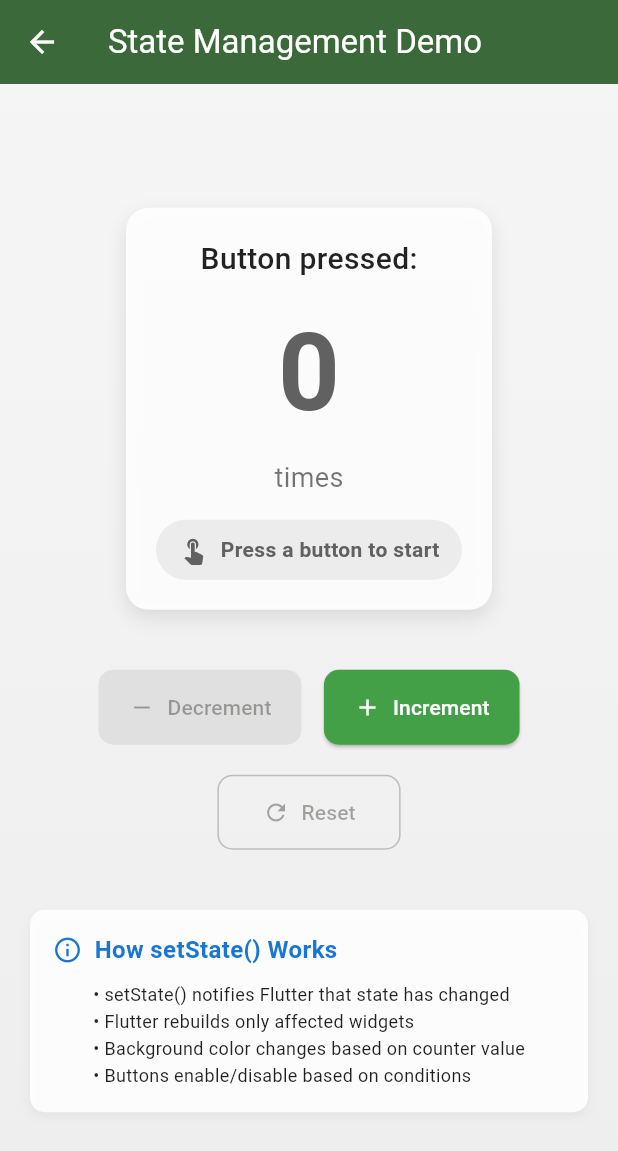
After one commit to kalviumcommunity/S86-0126-TeamStratix-Building-smart-mobile-experience-with-Flutter-and-Firebase-Farm2Home, a Flutter app: the StateManagementDemo screen opened by its route, on a phone screen of 412 x 824 dp. The commit adds this screen. Shown: the top 1151 px of the screen. Run offline on Flutter 3.47's test engine with Material 3 defaults, Android fonts, the phone set to English and light mode, and no system bars; our stand-ins replace cloud_firestore, firebase_auth, firebase_core; accounts and stored records are empty.

Commit message:
implemented local UI state management using setState

```diff
--- a/farm2home_app/lib/main.dart
+++ b/farm2home_app/lib/main.dart
@@ -9,6 +9,7 @@ import 'screens/cart_screen.dart';
 import 'screens/responsive_layout_screen.dart';
 import 'screens/scrollable_views_screen.dart';
 import 'screens/user_input_form.dart';
+import 'screens/state_management_demo.dart';
 import 'services/auth_service.dart';
 import 'services/cart_service.dart';
 import 'screens/home_screen.dart';
@@ -53,6 +54,7 @@ class Farm2HomeApp extends StatelessWidget {
         '/responsive-layout': (context) => const ResponsiveLayoutScreen(),
         '/scrollable-views': (context) => const ScrollableViewsScreen(),
         '/user-input-form': (context) => const UserInputForm(),
+        '/state-management': (context) => const StateManagementDemo(),
       },
     );
   }
--- a/farm2home_app/lib/screens/home_screen.dart
+++ b/farm2home_app/lib/screens/home_screen.dart
@@ -2,7 +2,7 @@ import 'package:flutter/material.dart';
 import '../services/cart_service.dart';
 import 'products_screen.dart';
 
-/// Home screen for Farm2Home app
+/// Home screen for Farm2Home app with navigation to demo screens
 class HomeScreen extends StatelessWidget {
   final CartService cartService;
 
@@ -10,6 +10,83 @@ class HomeScreen extends StatelessWidget {
 
   @override
   Widget build(BuildContext context) {
-    return ProductsScreen(cartService: cartService);
+    return Scaffold(
+      appBar: AppBar(
+        title: const Text('Farm2Home'),
+        backgroundColor: Colors.green.shade700,
+        foregroundColor: Colors.white,
+        actions: [
+          // Navigation to State Management Demo
+          IconButton(
+            icon: const Icon(Icons.settings),
+            tooltip: 'Demos',
+            onPressed: () {
+              _showDemoMenu(context);
+            },
+          ),
+        ],
+      ),
+      body: ProductsScreen(cartService: cartService),
+    );
+  }
+
+  /// Shows a menu with all available demo screens
+  void _showDemoMenu(BuildContext context) {
+    showModalBottomSheet(
+      context: context,
+      builder: (context) => Container(
+        padding: const EdgeInsets.all(16),
+        child: Column(
+          mainAxisSize: MainAxisSize.min,
+          crossAxisAlignment: CrossAxisAlignment.start,
+          children: [
+            const Text(
+              'Demo Screens',
+              style: TextStyle(
+                fontSize: 20,
+                fontWeight: FontWeight.bold,
+              ),
+            ),
+            const SizedBox(height: 16),
+            ListTile(
+              leading: const Icon(Icons.science, color: Colors.blue),
+              title: const Text('State Management Demo'),
+              subtitle: const Text('Learn setState() with counter example'),
+              onTap: () {
+                Navigator.pop(context);
+                Navigator.pushNamed(context, '/state-management');
+              },
+            ),
+            ListTile(
+              leading: const Icon(Icons.phone_android, color: Colors.purple),
+              title: const Text('Responsive Layout'),
+              subtitle: const Text('Adaptive UI for different screen sizes'),
+              onTap: () {
+                Navigator.pop(context);
+                Navigator.pushNamed(context, '/responsive-layout');
+              },
+            ),
+            ListTile(
+              leading: const Icon(Icons.view_list, color: Colors.orange),
+              title: const Text('Scrollable Views'),
+              subtitle: const Text('ListView and GridView examples'),
+              onTap: () {
+                Navigator.pop(context);
+                Navigator.pushNamed(context, '/scrollable-views');
+              },
+            ),
+            ListTile(
+              leading: const Icon(Icons.input, color: Colors.green),
+              title: const Text('User Input Form'),
+              subtitle: const Text('Form validation and input handling'),
+              onTap: () {
+                Navigator.pop(context);
+                Navigator.pushNamed(context, '/user-input-form');
+              },
+            ),
+          ],
+        ),
+      ),
+    );
   }
 }
--- /dev/null
+++ b/farm2home_app/lib/screens/state_management_demo.dart
@@ -0,0 +1,289 @@
+import 'package:flutter/material.dart';
+
+/// Demonstrates local UI state management using setState()
+///
+/// This screen shows how Flutter manages state in Stateful widgets
+/// by implementing a simple counter with increment/decrement functionality.
+/// The UI updates dynamically in response to user interactions.
+class StateManagementDemo extends StatefulWidget {
+  const StateManagementDemo({super.key});
+
+  @override
+  State<StateManagementDemo> createState() => _StateManagementDemoState();
+}
+
+class _StateManagementDemoState extends State<StateManagementDemo> {
+  // Local state variable - tracks the counter value
+  int _counter = 0;
+
+  /// Increments the counter and updates UI
+  /// setState() notifies Flutter to rebuild the widget with new data
+  void _incrementCounter() {
+    setState(() {
+      _counter++;
+    });
+  }
+
+  /// Decrements the counter and updates UI
+  /// Includes validation to prevent negative values
+  void _decrementCounter() {
+    setState(() {
+      if (_counter > 0) _counter--;
+    });
+  }
+
+  /// Resets the counter back to zero
+  void _resetCounter() {
+    setState(() {
+      _counter = 0;
+    });
+  }
+
+  @override
+  Widget build(BuildContext context) {
+    return Scaffold(
+      appBar: AppBar(
+        title: const Text('State Management Demo'),
+        backgroundColor: Theme.of(context).colorScheme.primary,
+        foregroundColor: Colors.white,
+        elevation: 2,
+      ),
+      // Conditional background color based on counter value
+      // Demonstrates data-driven UI updates
+      body: Container(
+        decoration: BoxDecoration(
+          gradient: LinearGradient(
+            begin: Alignment.topCenter,
+            end: Alignment.bottomCenter,
+            colors: _counter >= 10
+                ? [Colors.green.shade100, Colors.green.shade300]
+                : _counter >= 5
+                    ? [Colors.blue.shade100, Colors.blue.shade300]
+                    : [Colors.grey.shade100, Colors.grey.shade200],
+          ),
+        ),
+        child: Center(
+          child: Column(
+            mainAxisAlignment: MainAxisAlignment.center,
+            children: [
+              // Info section
+              Container(
+                padding: const EdgeInsets.all(20),
+                margin: const EdgeInsets.symmetric(horizontal: 20),
+                decoration: BoxDecoration(
+                  color: Colors.white.withValues(alpha: 0.9),
+                  borderRadius: BorderRadius.circular(15),
+                  boxShadow: [
+                    BoxShadow(
+                      color: Colors.black.withValues(alpha: 0.1),
+                      blurRadius: 10,
+                      offset: const Offset(0, 5),
+                    ),
+                  ],
+                ),
+                child: Column(
+                  children: [
+                    const Text(
+                      'Button pressed:',
+                      style: TextStyle(
+                        fontSize: 20,
+                        fontWeight: FontWeight.w500,
+                        color: Colors.black87,
+                      ),
+                    ),
+                    const SizedBox(height: 10),
+                    // Counter display with dynamic styling
+                    Text(
+                      '$_counter',
+                      style: TextStyle(
+                        fontSize: 72,
+                        fontWeight: FontWeight.bold,
+                        color: _counter >= 10
+                            ? Colors.green.shade700
+                            : _counter >= 5
+                                ? Colors.blue.shade700
+                                : Colors.grey.shade700,
+                      ),
+                    ),
+                    const SizedBox(height: 5),
+                    Text(
+                      _counter == 1 ? 'time' : 'times',
+                      style: const TextStyle(
+                        fontSize: 18,
+                        color: Colors.black54,
+                      ),
+                    ),
+                    const SizedBox(height: 15),
+                    // Status message based on counter value
+                    _buildStatusMessage(),
+                  ],
+                ),
+              ),
+              const SizedBox(height: 40),
+              // Action buttons
+              Row(
+                mainAxisAlignment: MainAxisAlignment.center,
+                children: [
+                  // Decrement button
+                  ElevatedButton.icon(
+                    onPressed: _counter > 0 ? _decrementCounter : null,
+                    icon: const Icon(Icons.remove),
+                    label: const Text('Decrement'),
+                    style: ElevatedButton.styleFrom(
+                      padding: const EdgeInsets.symmetric(
+                        horizontal: 20,
+                        vertical: 15,
+                      ),
+                      backgroundColor: Colors.red.shade400,
+                      foregroundColor: Colors.white,
+                      disabledBackgroundColor: Colors.grey.shade300,
+                      shape: RoundedRectangleBorder(
+                        borderRadius: BorderRadius.circular(10),
+                      ),
+                    ),
+                  ),
+                  const SizedBox(width: 15),
+                  // Increment button
+                  ElevatedButton.icon(
+                    onPressed: _incrementCounter,
+                    icon: const Icon(Icons.add),
+                    label: const Text('Increment'),
+                    style: ElevatedButton.styleFrom(
+                      padding: const EdgeInsets.symmetric(
+                        horizontal: 20,
+                        vertical: 15,
+                      ),
+                      backgroundColor: Colors.green.shade600,
+                      foregroundColor: Colors.white,
+                      shape: RoundedRectangleBorder(
+                        borderRadius: BorderRadius.circular(10),
+                      ),
+                    ),
+                  ),
+                ],
+              ),
+              const SizedBox(height: 20),
+              // Reset button
+              OutlinedButton.icon(
+                onPressed: _counter > 0 ? _resetCounter : null,
+                icon: const Icon(Icons.refresh),
+                label: const Text('Reset'),
+                style: OutlinedButton.styleFrom(
+                  padding: const EdgeInsets.symmetric(
+                    horizontal: 30,
+                    vertical: 15,
+                  ),
+                  foregroundColor: Colors.grey.shade700,
+                  side: BorderSide(color: Colors.grey.shade400),
+                  shape: RoundedRectangleBorder(
+                    borderRadius: BorderRadius.circular(10),
+                  ),
+                ),
+              ),
+              const SizedBox(height: 40),
+              // Educational info card
+              _buildInfoCard(),
+            ],
+          ),
+        ),
+      ),
+    );
+  }
+
+  /// Builds status message widget based on counter value
+  Widget _buildStatusMessage() {
+    String message;
+    IconData icon;
+    Color color;
+
+    if (_counter >= 10) {
+      message = '🎉 Excellent! You\'re on fire!';
+      icon = Icons.whatshot;
+      color = Colors.green.shade700;
+    } else if (_counter >= 5) {
+      message = '👍 Great job! Keep going!';
+      icon = Icons.thumb_up;
+      color = Colors.blue.shade700;
+    } else if (_counter > 0) {
+      message = '✨ Good start!';
+      icon = Icons.star;
+      color = Colors.orange.shade700;
+    } else {
+      message = 'Press a button to start';
+      icon = Icons.touch_app;
+      color = Colors.grey.shade700;
+    }
+
+    return Container(
+      padding: const EdgeInsets.symmetric(horizontal: 15, vertical: 10),
+      decoration: BoxDecoration(
+        color: color.withValues(alpha: 0.1),
+        borderRadius: BorderRadius.circular(20),
+      ),
+      child: Row(
+        mainAxisSize: MainAxisSize.min,
+        children: [
+          Icon(icon, color: color, size: 20),
+          const SizedBox(width: 8),
+          Text(
+            message,
+            style: TextStyle(
+              color: color,
+              fontWeight: FontWeight.w600,
+              fontSize: 14,
+            ),
+          ),
+        ],
+      ),
+    );
+  }
+
+  /// Builds educational info card explaining setState()
+  Widget _buildInfoCard() {
+    return Container(
+      margin: const EdgeInsets.symmetric(horizontal: 20),
+      padding: const EdgeInsets.all(15),
+      decoration: BoxDecoration(
+        color: Colors.white.withValues(alpha: 0.9),
+        borderRadius: BorderRadius.circular(10),
+        boxShadow: [
+          BoxShadow(
+            color: Colors.black.withValues(alpha: 0.05),
+            blurRadius: 5,
+            offset: const Offset(0, 3),
+          ),
+        ],
+      ),
+      child: Column(
+        children: [
+          Row(
+            children: [
+              Icon(Icons.info_outline, color: Colors.blue.shade700, size: 20),
+              const SizedBox(width: 8),
+              Text(
+                'How setState() Works',
+                style: TextStyle(
+                  fontSize: 16,
+                  fontWeight: FontWeight.bold,
+                  color: Colors.blue.shade700,
+                ),
+              ),
+            ],
+          ),
+          const SizedBox(height: 10),
+          const Text(
+            '• setState() notifies Flutter that state has changed\n'
+            '• Flutter rebuilds only affected widgets\n'
+            '• Background color changes based on counter value\n'
+            '• Buttons enable/disable based on conditions',
+            style: TextStyle(
+              fontSize: 12,
+              color: Colors.black87,
+              height: 1.5,
+            ),
+          ),
+        ],
+      ),
+    );
+  }
+}
```
Also changed, not shown: 4 other files.
